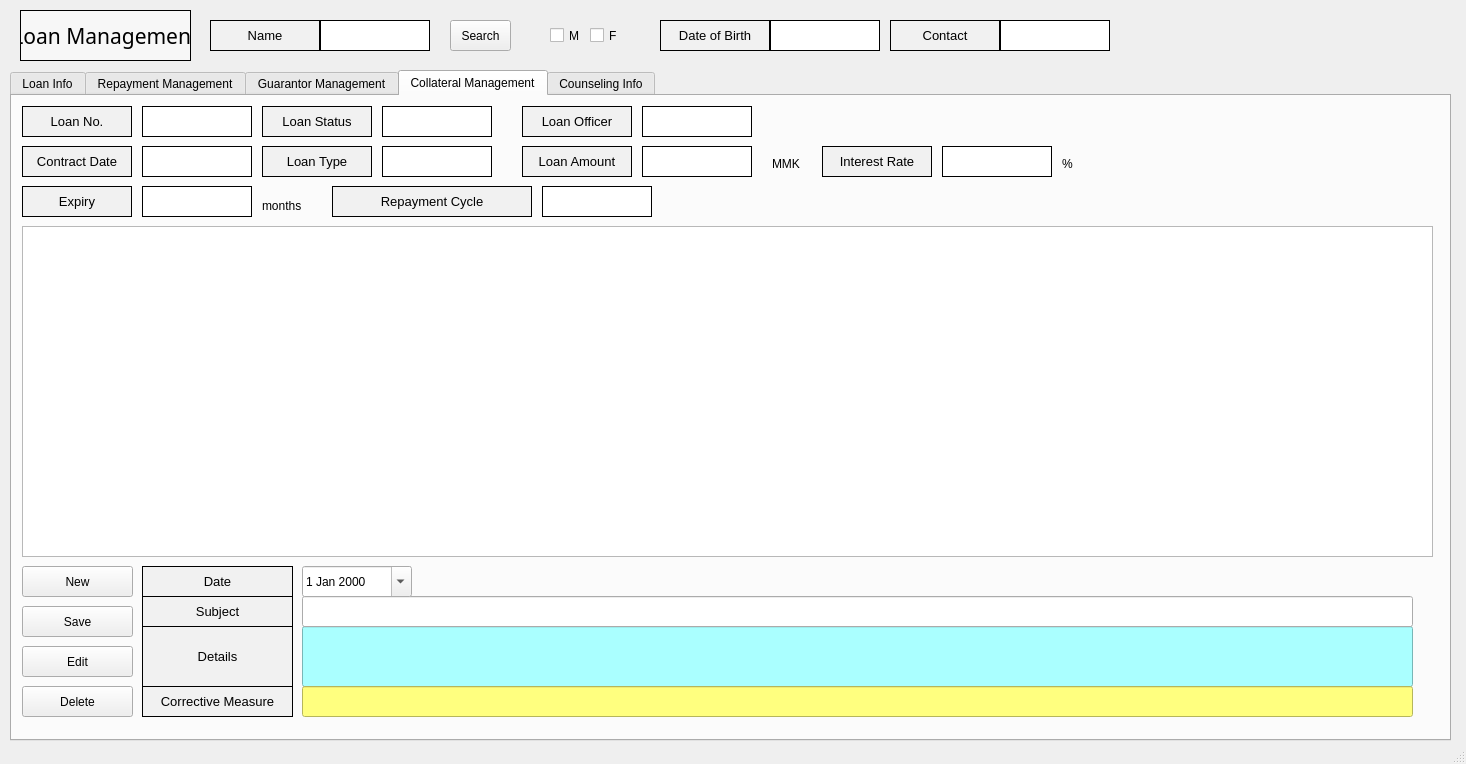
The window that src/pages/loan/loan.ui (DY-Microfinance-Customer-Management/dymf-algorithm) describes before a commit, drawn with Qt 5.
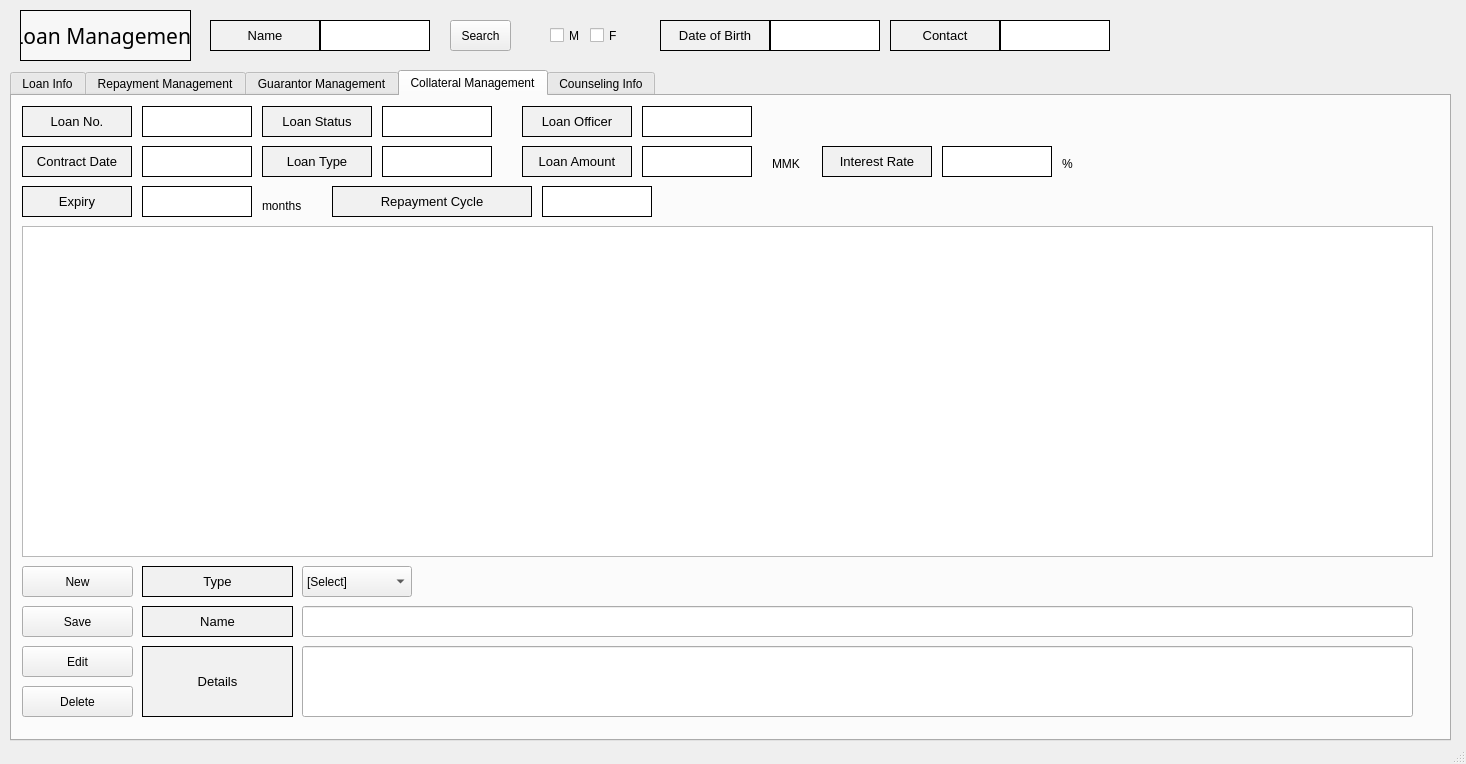
The same window after the commit. The open tabs and pages were chosen to show the change.

What changed in the file:
```diff
--- a/src/pages/loan/loan.ui
+++ b/src/pages/loan/loan.ui
@@ -2875,22 +2875,22 @@
       <property name="geometry">
        <rect>
         <x>290</x>
-        <y>530</y>
+        <y>550</y>
         <width>1111</width>
-        <height>61</height>
+        <height>71</height>
        </rect>
       </property>
       <property name="styleSheet">
-       <string notr="true">background-color:rgb(170, 255, 255)</string>
+       <string notr="true"/>
       </property>
      </widget>
      <widget class="QLabel" name="label_110">
       <property name="geometry">
        <rect>
         <x>130</x>
-        <y>530</y>
+        <y>550</y>
         <width>151</width>
-        <height>61</height>
+        <height>71</height>
        </rect>
       </property>
       <property name="font">
@@ -2928,7 +2928,7 @@
       <property name="geometry">
        <rect>
         <x>290</x>
-        <y>500</y>
+        <y>510</y>
         <width>1111</width>
         <height>31</height>
        </rect>
@@ -2951,7 +2951,7 @@
       <property name="geometry">
        <rect>
         <x>130</x>
-        <y>500</y>
+        <y>510</y>
         <width>151</width>
         <height>31</height>
        </rect>
@@ -2968,7 +2968,7 @@
        <enum>QFrame::Box</enum>
       </property>
       <property name="text">
-       <string>Subject</string>
+       <string>Name</string>
       </property>
       <property name="alignment">
        <set>Qt::AlignCenter</set>
@@ -2987,49 +2987,6 @@
        <string>Delete</string>
       </property>
      </widget>
-     <widget class="QDateEdit" name="counselingDate_2">
-      <property name="geometry">
-       <rect>
-        <x>290</x>
-        <y>470</y>
-        <width>110</width>
-        <height>31</height>
-       </rect>
-      </property>
-      <property name="locale">
-       <locale language="English" country="UnitedStates"/>
-      </property>
-      <property name="calendarPopup">
-       <bool>true</bool>
-      </property>
-     </widget>
-     <widget class="QLabel" name="label_106">
-      <property name="geometry">
-       <rect>
-        <x>130</x>
-        <y>590</y>
-        <width>151</width>
-        <height>31</height>
-       </rect>
-      </property>
-      <property name="font">
-       <font>
-        <pointsize>10</pointsize>
-       </font>
-      </property>
-      <property name="styleSheet">
-       <string notr="true">background-color:rgb(241, 241, 241)</string>
-      </property>
-      <property name="frameShape">
-       <enum>QFrame::Box</enum>
-      </property>
-      <property name="text">
-       <string>Corrective Measure</string>
-      </property>
-      <property name="alignment">
-       <set>Qt::AlignCenter</set>
-      </property>
-     </widget>
      <widget class="QPushButton" name="collateralEditButton">
       <property name="geometry">
        <rect>
@@ -3043,19 +3000,6 @@
        <string>Edit</string>
       </property>
      </widget>
-     <widget class="QLineEdit" name="counselingCorrectiveMeasure_2">
-      <property name="geometry">
-       <rect>
-        <x>290</x>
-        <y>590</y>
-        <width>1111</width>
-        <height>31</height>
-       </rect>
-      </property>
-      <property name="styleSheet">
-       <string notr="true">background-color:rgb(255, 255, 127)</string>
-      </property>
-     </widget>
      <widget class="QLabel" name="label_107">
       <property name="geometry">
        <rect>
@@ -3077,12 +3021,67 @@
        <enum>QFrame::Box</enum>
       </property>
       <property name="text">
-       <string>Date</string>
+       <string>Type</string>
       </property>
       <property name="alignment">
        <set>Qt::AlignCenter</set>
       </property>
      </widget>
+     <widget class="QComboBox" name="collateralType">
+      <property name="geometry">
+       <rect>
+        <x>290</x>
+        <y>470</y>
+        <width>110</width>
+        <height>31</height>
+       </rect>
+      </property>
+      <property name="minimumSize">
+       <size>
+        <width>110</width>
+        <height>0</height>
+       </size>
+      </property>
+      <property name="maximumSize">
+       <size>
+        <width>110</width>
+        <height>16777215</height>
+       </size>
+      </property>
+      <property name="layoutDirection">
+       <enum>Qt::LeftToRight</enum>
+      </property>
+      <item>
+       <property name="text">
+        <string>[Select]</string>
+       </property>
+      </item>
+      <item>
+       <property name="text">
+        <string>부동산</string>
+       </property>
+      </item>
+      <item>
+       <property name="text">
+        <string>전,월세</string>
+       </property>
+      </item>
+      <item>
+       <property name="text">
+        <string>자동차</string>
+       </property>
+      </item>
+     </widget>
+     <widget class="QTableView" name="collateralTable">
+      <property name="geometry">
+       <rect>
+        <x>10</x>
+        <y>130</y>
+        <width>1411</width>
+        <height>331</height>
+       </rect>
+      </property>
+     </widget>
     </widget>
     <widget class="QWidget" name="tab_5">
      <attribute name="title">
```
Left out of the diff: 85 changed lines with no effect on the pictures.
